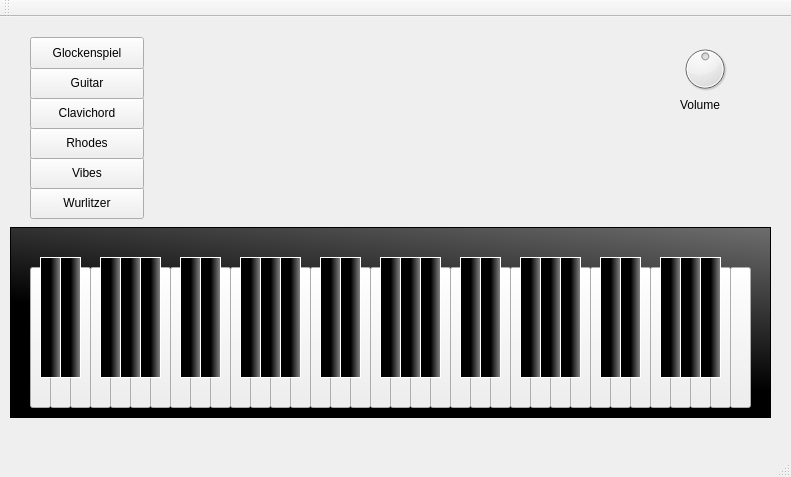
Old version of the form mainwindow.ui in the repository ddperdue/piano.
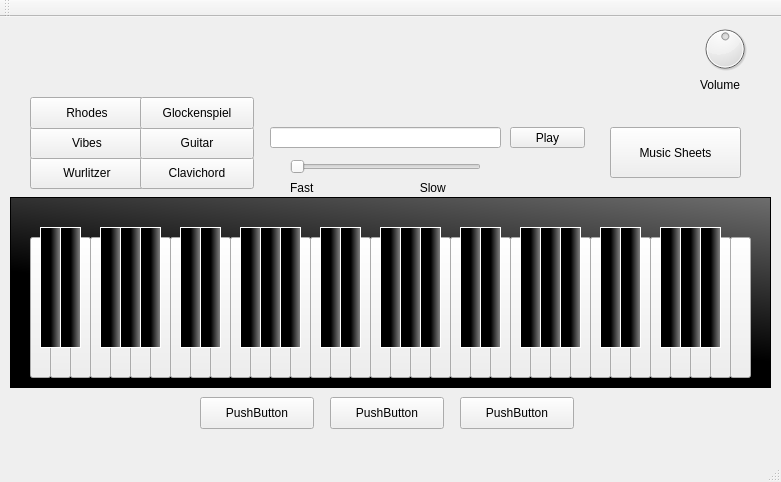
New version of the form.

Commit message: Working Music Sheets / Updated UI

Diff of the .ui file:
```diff
--- a/mainwindow.ui
+++ b/mainwindow.ui
@@ -6,8 +6,8 @@
    <rect>
     <x>0</x>
     <y>0</y>
-    <width>791</width>
-    <height>477</height>
+    <width>781</width>
+    <height>482</height>
    </rect>
   </property>
   <property name="windowTitle">
@@ -18,7 +18,7 @@
     <property name="geometry">
      <rect>
       <x>30</x>
-      <y>250</y>
+      <y>220</y>
       <width>21</width>
       <height>141</height>
      </rect>
@@ -31,7 +31,7 @@
     <property name="geometry">
      <rect>
       <x>40</x>
-      <y>240</y>
+      <y>210</y>
       <width>21</width>
       <height>121</height>
      </rect>
@@ -50,7 +50,7 @@
     <property name="geometry">
      <rect>
       <x>50</x>
-      <y>270</y>
+      <y>240</y>
       <width>21</width>
       <height>121</height>
      </rect>
@@ -63,7 +63,7 @@
     <property name="geometry">
      <rect>
       <x>60</x>
-      <y>240</y>
+      <y>210</y>
       <width>21</width>
       <height>121</height>
      </rect>
@@ -82,7 +82,7 @@
     <property name="geometry">
      <rect>
       <x>70</x>
-      <y>250</y>
+      <y>220</y>
       <width>21</width>
       <height>141</height>
      </rect>
@@ -95,7 +95,7 @@
     <property name="geometry">
      <rect>
       <x>90</x>
-      <y>250</y>
+      <y>220</y>
       <width>21</width>
       <height>141</height>
      </rect>
@@ -108,7 +108,7 @@
     <property name="geometry">
      <rect>
       <x>100</x>
-      <y>240</y>
+      <y>210</y>
       <width>21</width>
       <height>121</height>
      </rect>
@@ -128,7 +128,7 @@
     <property name="geometry">
      <rect>
       <x>110</x>
-      <y>270</y>
+      <y>240</y>
       <width>21</width>
       <height>121</height>
      </rect>
@@ -141,7 +141,7 @@
     <property name="geometry">
      <rect>
       <x>120</x>
-      <y>240</y>
+      <y>210</y>
       <width>21</width>
       <height>121</height>
      </rect>
@@ -160,7 +160,7 @@
     <property name="geometry">
      <rect>
       <x>130</x>
-      <y>270</y>
+      <y>240</y>
       <width>21</width>
       <height>121</height>
      </rect>
@@ -173,7 +173,7 @@
     <property name="geometry">
      <rect>
       <x>140</x>
-      <y>240</y>
+      <y>210</y>
       <width>21</width>
       <height>121</height>
      </rect>
@@ -192,7 +192,7 @@
     <property name="geometry">
      <rect>
       <x>150</x>
-      <y>250</y>
+      <y>220</y>
       <width>21</width>
       <height>141</height>
      </rect>
@@ -205,7 +205,7 @@
     <property name="geometry">
      <rect>
       <x>170</x>
-      <y>250</y>
+      <y>220</y>
       <width>21</width>
       <height>141</height>
      </rect>
@@ -218,7 +218,7 @@
     <property name="geometry">
      <rect>
       <x>180</x>
-      <y>240</y>
+      <y>210</y>
       <width>21</width>
       <height>121</height>
      </rect>
@@ -237,7 +237,7 @@
     <property name="geometry">
      <rect>
       <x>190</x>
-      <y>270</y>
+      <y>240</y>
       <width>21</width>
       <height>121</height>
      </rect>
@@ -250,7 +250,7 @@
     <property name="geometry">
      <rect>
       <x>200</x>
-      <y>240</y>
+      <y>210</y>
       <width>21</width>
       <height>121</height>
      </rect>
@@ -270,7 +270,7 @@
     <property name="geometry">
      <rect>
       <x>210</x>
-      <y>250</y>
+      <y>220</y>
       <width>21</width>
       <height>141</height>
      </rect>
@@ -283,7 +283,7 @@
     <property name="geometry">
      <rect>
       <x>230</x>
-      <y>250</y>
+      <y>220</y>
       <width>21</width>
       <height>141</height>
      </rect>
@@ -296,7 +296,7 @@
     <property name="geometry">
      <rect>
       <x>240</x>
-      <y>240</y>
+      <y>210</y>
       <width>21</width>
       <height>121</height>
      </rect>
@@ -315,7 +315,7 @@
     <property name="geometry">
      <rect>
       <x>250</x>
-      <y>270</y>
+      <y>240</y>
       <width>21</width>
       <height>121</height>
      </rect>
@@ -328,7 +328,7 @@
     <property name="geometry">
      <rect>
       <x>260</x>
-      <y>240</y>
+      <y>210</y>
       <width>21</width>
       <height>121</height>
      </rect>
@@ -347,7 +347,7 @@
     <property name="geometry">
      <rect>
       <x>270</x>
-      <y>270</y>
+      <y>240</y>
       <width>21</width>
       <height>121</height>
      </rect>
@@ -360,7 +360,7 @@
     <property name="geometry">
      <rect>
       <x>280</x>
-      <y>240</y>
+      <y>210</y>
       <width>21</width>
       <height>121</height>
      </rect>
@@ -379,7 +379,7 @@
     <property name="geometry">
      <rect>
       <x>290</x>
-      <y>250</y>
+      <y>220</y>
       <width>21</width>
       <height>141</height>
      </rect>
@@ -392,7 +392,7 @@
     <property name="geometry">
      <rect>
       <x>310</x>
-      <y>250</y>
+      <y>220</y>
       <width>21</width>
       <height>141</height>
      </rect>
@@ -405,7 +405,7 @@
     <property name="geometry">
      <rect>
       <x>320</x>
-      <y>240</y>
+      <y>210</y>
       <width>21</width>
       <height>121</height>
      </rect>
@@ -424,7 +424,7 @@
     <property name="geometry">
      <rect>
       <x>330</x>
-      <y>270</y>
+      <y>240</y>
       <width>21</width>
       <height>121</height>
      </rect>
@@ -437,7 +437,7 @@
     <property name="geometry">
      <rect>
       <x>340</x>
-      <y>240</y>
+      <y>210</y>
       <width>21</width>
       <height>121</height>
      </rect>
@@ -456,7 +456,7 @@
     <property name="geometry">
      <rect>
       <x>350</x>
-      <y>250</y>
+      <y>220</y>
       <width>21</width>
       <height>141</height>
      </rect>
@@ -469,7 +469,7 @@
     <property name="geometry">
      <rect>
       <x>450</x>
-      <y>250</y>
+      <y>220</y>
       <width>21</width>
       <height>141</height>
      </rect>
@@ -482,7 +482,7 @@
     <property name="geometry">
      <rect>
       <x>410</x>
-      <y>270</y>
+      <y>240</y>
       <width>21</width>
       <height>121</height>
      </rect>
@@ -495,7 +495,7 @@
     <property name="geometry">
      <rect>
       <x>390</x>
-      <y>270</y>
+      <y>240</y>
       <width>21</width>
       <height>121</height>
      </rect>
@@ -508,7 +508,7 @@
     <property name="geometry">
      <rect>
       <x>400</x>
-      <y>240</y>
+      <y>210</y>
       <width>21</width>
       <height>121</height>
      </rect>
@@ -527,7 +527,7 @@
     <property name="geometry">
      <rect>
       <x>420</x>
-      <y>240</y>
+      <y>210</y>
       <width>21</width>
       <height>121</height>
      </rect>
@@ -546,7 +546,7 @@
     <property name="geometry">
      <rect>
       <x>470</x>
-      <y>270</y>
+      <y>240</y>
       <width>21</width>
       <height>121</height>
      </rect>
@@ -559,7 +559,7 @@
     <property name="geometry">
      <rect>
       <x>380</x>
-      <y>240</y>
+      <y>210</y>
       <width>21</width>
       <height>121</height>
      </rect>
@@ -578,7 +578,7 @@
     <property name="geometry">
      <rect>
       <x>430</x>
-      <y>250</y>
+      <y>220</y>
       <width>21</width>
       <height>141</height>
      </rect>
@@ -591,7 +591,7 @@
     <property name="geometry">
      <rect>
       <x>480</x>
-      <y>240</y>
+      <y>210</y>
       <width>21</width>
       <height>121</height>
      </rect>
@@ -610,7 +610,7 @@
     <property name="geometry">
      <rect>
       <x>490</x>
-      <y>250</y>
+      <y>220</y>
       <width>21</width>
       <height>141</height>
      </rect>
@@ -623,7 +623,7 @@
     <property name="geometry">
      <rect>
       <x>370</x>
-      <y>250</y>
+      <y>220</y>
       <width>21</width>
       <height>141</height>
      </rect>
@@ -636,7 +636,7 @@
     <property name="geometry">
      <rect>
       <x>460</x>
-      <y>240</y>
+      <y>210</y>
       <width>21</width>
       <height>121</height>
      </rect>
@@ -656,7 +656,7 @@
     <property name="geometry">
      <rect>
       <x>590</x>
-      <y>250</y>
+      <y>220</y>
       <width>21</width>
       <height>141</height>
      </rect>
@@ -669,7 +669,7 @@
     <property name="geometry">
      <rect>
       <x>550</x>
-      <y>270</y>
+      <y>240</y>
       <width>21</width>
       <height>121</height>
      </rect>
@@ -682,7 +682,7 @@
     <property name="geometry">
      <rect>
       <x>530</x>
-      <y>270</y>
+      <y>240</y>
       <width>21</width>
       <height>121</height>
      </rect>
@@ -695,7 +695,7 @@
     <property name="geometry">
      <rect>
       <x>540</x>
-      <y>240</y>
+      <y>210</y>
       <width>21</width>
       <height>121</height>
      </rect>
@@ -714,7 +714,7 @@
     <property name="geometry">
      <rect>
       <x>560</x>
-      <y>240</y>
+      <y>210</y>
       <width>21</width>
       <height>121</height>
      </rect>
@@ -733,7 +733,7 @@
     <property name="geometry">
      <rect>
       <x>610</x>
-      <y>270</y>
+      <y>240</y>
       <width>21</width>
       <height>121</height>
      </rect>
@@ -746,7 +746,7 @@
     <property name="geometry">
      <rect>
       <x>520</x>
-      <y>240</y>
+      <y>210</y>
       <width>21</width>
       <height>121</height>
      </rect>
@@ -766,7 +766,7 @@
     <property name="geometry">
      <rect>
       <x>570</x>
-      <y>250</y>
+      <y>220</y>
       <width>21</width>
       <height>141</height>
      </rect>
@@ -779,7 +779,7 @@
     <property name="geometry">
      <rect>
       <x>620</x>
-      <y>240</y>
+      <y>210</y>
       <width>21</width>
       <height>121</height>
      </rect>
@@ -798,7 +798,7 @@
     <property name="geometry">
      <rect>
       <x>630</x>
-      <y>250</y>
+      <y>220</y>
       <width>21</width>
       <height>141</height>
      </rect>
@@ -811,7 +811,7 @@
     <property name="geometry">
      <rect>
       <x>510</x>
-      <y>250</y>
+      <y>220</y>
       <width>21</width>
       <height>141</height>
      </rect>
@@ -824,7 +824,7 @@
     <property name="geometry">
      <rect>
       <x>600</x>
-      <y>240</y>
+      <y>210</y>
       <width>21</width>
       <height>121</height>
      </rect>
@@ -843,7 +843,7 @@
     <property name="geometry">
      <rect>
       <x>690</x>
-      <y>270</y>
+      <y>240</y>
       <width>21</width>
       <height>121</height>
      </rect>
@@ -856,7 +856,7 @@
     <property name="geometry">
      <rect>
       <x>660</x>
-      <y>240</y>
+      <y>210</y>
       <width>21</width>
       <height>121</height>
      </rect>
@@ -875,7 +875,7 @@
     <property name="geometry">
      <rect>
       <x>650</x>
-      <y>250</y>
+      <y>220</y>
       <width>21</width>
       <height>141</height>
      </rect>
@@ -888,7 +888,7 @@
     <property name="geometry">
      <rect>
       <x>680</x>
-      <y>240</y>
+      <y>210</y>
       <width>21</width>
       <height>121</height>
      </rect>
@@ -907,7 +907,7 @@
     <property name="geometry">
      <rect>
       <x>710</x>
-      <y>250</y>
+      <y>220</y>
       <width>21</width>
       <height>141</height>
      </rect>
@@ -920,7 +920,7 @@
     <property name="geometry">
      <rect>
       <x>700</x>
-      <y>240</y>
+      <y>210</y>
       <width>21</width>
       <height>121</height>
      </rect>
@@ -939,7 +939,7 @@
     <property name="geometry">
      <rect>
       <x>730</x>
-      <y>250</y>
+      <y>220</y>
       <width>21</width>
       <height>141</height>
      </rect>
@@ -952,7 +952,7 @@
     <property name="geometry">
      <rect>
       <x>670</x>
-      <y>270</y>
+      <y>240</y>
       <width>21</width>
       <height>121</height>
      </rect>
@@ -965,7 +965,7 @@
     <property name="geometry">
      <rect>
       <x>30</x>
-      <y>170</y>
+      <y>140</y>
       <width>114</width>
       <height>32</height>
      </rect>
@@ -978,7 +978,7 @@
     <property name="geometry">
      <rect>
       <x>30</x>
-      <y>140</y>
+      <y>110</y>
       <width>114</width>
       <height>32</height>
      </rect>
@@ -991,7 +991,7 @@
     <property name="geometry">
      <rect>
       <x>30</x>
-      <y>110</y>
+      <y>80</y>
       <width>114</width>
       <height>32</height>
      </rect>
@@ -1003,8 +1003,8 @@
    <widget class="QPushButton" name="pushButton_Clavichord">
     <property name="geometry">
      <rect>
-      <x>30</x>
-      <y>80</y>
+      <x>140</x>
+      <y>140</y>
       <width>114</width>
       <height>32</height>
      </rect>
@@ -1016,8 +1016,8 @@
    <widget class="QDial" name="dial">
     <property name="geometry">
      <rect>
-      <x>680</x>
-      <y>20</y>
+      <x>700</x>
+      <y>0</y>
       <width>50</width>
       <height>64</height>
      </rect>
@@ -1029,8 +1029,8 @@
    <widget class="QLabel" name="label">
     <property name="geometry">
      <rect>
-      <x>680</x>
-      <y>80</y>
+      <x>700</x>
+      <y>60</y>
       <width>51</width>
       <height>16</height>
      </rect>
@@ -1042,8 +1042,8 @@
    <widget class="QPushButton" name="pushButton_Guitar">
     <property name="geometry">
      <rect>
-      <x>30</x>
-      <y>50</y>
+      <x>140</x>
+      <y>110</y>
       <width>114</width>
       <height>32</height>
      </rect>
@@ -1055,8 +1055,8 @@
    <widget class="QPushButton" name="pushButton_Glockenspiel">
     <property name="geometry">
      <rect>
-      <x>30</x>
-      <y>20</y>
+      <x>140</x>
+      <y>80</y>
       <width>114</width>
       <height>32</height>
      </rect>
@@ -1069,7 +1069,7 @@
     <property name="geometry">
      <rect>
       <x>10</x>
-      <y>210</y>
+      <y>180</y>
       <width>761</width>
       <height>191</height>
      </rect>
@@ -1086,6 +1086,107 @@
      <enum>QFrame::Raised</enum>
     </property>
    </widget>
+   <widget class="QPushButton" name="pushButton">
+    <property name="geometry">
+     <rect>
+      <x>510</x>
+      <y>110</y>
+      <width>75</width>
+      <height>21</height>
+     </rect>
+    </property>
+    <property name="text">
+     <string>Play</string>
+    </property>
+   </widget>
+   <widget class="QLineEdit" name="lineEdit">
+    <property name="geometry">
+     <rect>
+      <x>270</x>
+      <y>110</y>
+      <width>231</width>
+      <height>21</height>
+     </rect>
+    </property>
+   </widget>
+   <widget class="QSlider" name="horizontalSlider">
+    <property name="geometry">
+     <rect>
+      <x>290</x>
+      <y>140</y>
+      <width>191</width>
+      <height>20</height>
+     </rect>
+    </property>
+    <property name="orientation">
+     <enum>Qt::Horizontal</enum>
+    </property>
+   </widget>
+   <widget class="QLabel" name="label_2">
+    <property name="geometry">
+     <rect>
+      <x>290</x>
+      <y>160</y>
+      <width>191</width>
+      <height>21</height>
+     </rect>
+    </property>
+    <property name="text">
+     <string>Fast                                Slow   </string>
+    </property>
+   </widget>
+   <widget class="QPushButton" name="pushButton_2">
+    <property name="geometry">
+     <rect>
+      <x>610</x>
+      <y>110</y>
+      <width>131</width>
+      <height>51</height>
+     </rect>
+    </property>
+    <property name="text">
+     <string>Music Sheets</string>
+    </property>
+   </widget>
+   <widget class="QPushButton" name="pushButton_3">
+    <property name="geometry">
+     <rect>
+      <x>200</x>
+      <y>380</y>
+      <width>114</width>
+      <height>32</height>
+     </rect>
+    </property>
+    <property name="text">
+     <string>PushButton</string>
+    </property>
+   </widget>
+   <widget class="QPushButton" name="pushButton_4">
+    <property name="geometry">
+     <rect>
+      <x>330</x>
+      <y>380</y>
+      <width>114</width>
+      <height>32</height>
+     </rect>
+    </property>
+    <property name="text">
+     <string>PushButton</string>
+    </property>
+   </widget>
+   <widget class="QPushButton" name="pushButton_5">
+    <property name="geometry">
+     <rect>
+      <x>460</x>
+      <y>380</y>
+      <width>114</width>
+      <height>32</height>
+     </rect>
+    </property>
+    <property name="text">
+     <string>PushButton</string>
+    </property>
+   </widget>
    <zorder>frame</zorder>
    <zorder>pushButton_E3</zorder>
    <zorder>pushButton_D3</zorder>
```
Left out of the diff: 10 changed lines with no effect on the pictures. The commit also changes 383 other files.
